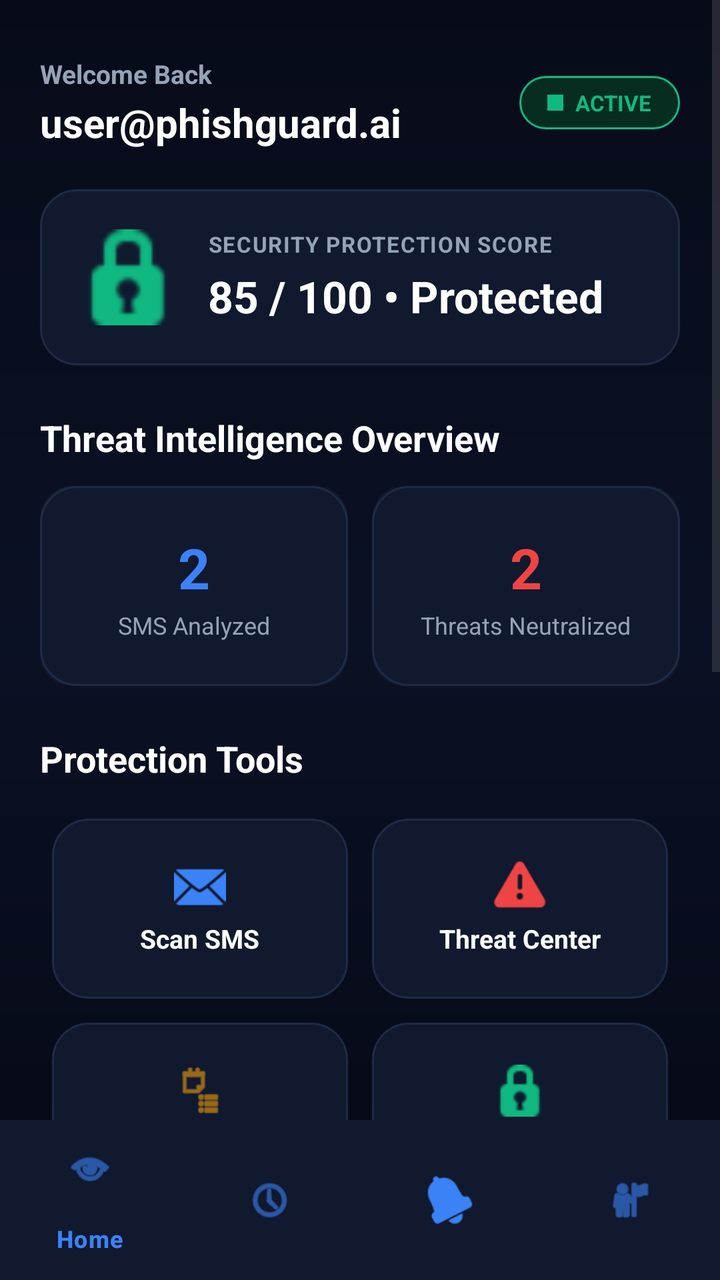
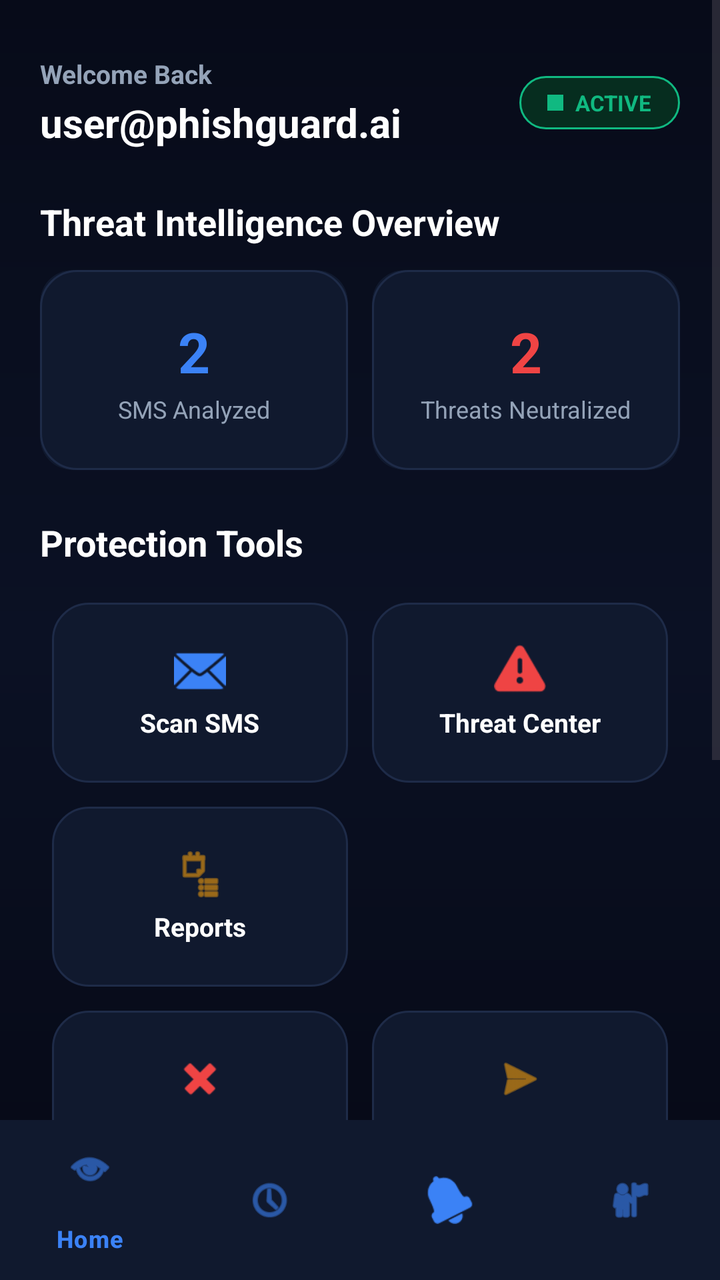

The first picture is an Android layout as it rendered before a commit; the second is the same layout after the commit. The layout source and the unified diff follow.
<!-- AndroidManifest.xml: application theme Theme.PhishGuard -->
<!-- res/layout/activity_dashboard.xml -->
<?xml version="1.0" encoding="utf-8"?>
<LinearLayout
    xmlns:android="http://schemas.android.com/apk/res/android"
    xmlns:app="http://schemas.android.com/apk/res-auto"
    android:layout_width="match_parent"
    android:layout_height="match_parent"
    android:orientation="vertical"
    android:background="@drawable/bg_dark_gradient">

    <ScrollView
        android:layout_width="match_parent"
        android:layout_height="0dp"
        android:layout_weight="1">

        <LinearLayout
            android:layout_width="match_parent"
            android:layout_height="wrap_content"
            android:orientation="vertical"
            android:padding="20dp">

            
            <LinearLayout
                android:layout_width="match_parent"
                android:layout_height="wrap_content"
                android:orientation="horizontal"
                android:gravity="center_vertical"
                android:layout_marginTop="8dp">

                <LinearLayout
                    android:layout_width="0dp"
                    android:layout_height="wrap_content"
                    android:layout_weight="1"
                    android:orientation="vertical">

                    <TextView
                        android:id="@+id/tvUserWelcome"
                        android:layout_width="wrap_content"
                        android:layout_height="wrap_content"
                        android:text="Welcome Back"
                        android:textColor="#94A3B8"
                        android:textSize="13sp"
                        android:textStyle="bold"/>

                    <TextView
                        android:id="@+id/tvUserEmail"
                        android:layout_width="wrap_content"
                        android:layout_height="wrap_content"
                        android:text="user@phishguard.ai"
                        android:textColor="#FFFFFF"
                        android:textSize="20sp"
                        android:textStyle="bold"
                        android:maxLines="1"
                        android:ellipsize="end"
                        android:layout_marginTop="2dp"/>

                </LinearLayout>

                <LinearLayout
                    android:layout_width="wrap_content"
                    android:layout_height="wrap_content"
                    android:orientation="horizontal"
                    android:background="@drawable/bg_badge_emerald"
                    android:paddingStart="14dp"
                    android:paddingEnd="14dp"
                    android:paddingTop="6dp"
                    android:paddingBottom="6dp"
                    android:gravity="center">

                    <View
                        android:layout_width="8dp"
                        android:layout_height="8dp"
                        android:background="#10B981"/>

                    <TextView
                        android:layout_width="wrap_content"
                        android:layout_height="wrap_content"
                        android:text="ACTIVE"
                        android:textColor="#10B981"
                        android:textSize="11sp"
                        android:textStyle="bold"
                        android:layout_marginStart="6dp"/>

                </LinearLayout>

            </LinearLayout>

            
            <LinearLayout
                android:id="@+id/cardSecurityScore"
                android:layout_width="match_parent"
                android:layout_height="wrap_content"
                android:orientation="vertical"
                android:background="@drawable/bg_card_dark"
                android:padding="20dp"
                android:layout_marginTop="20dp"
                android:clickable="true"
                android:focusable="true">

                <LinearLayout
                    android:layout_width="match_parent"
                    android:layout_height="wrap_content"
                    android:orientation="horizontal"
                    android:gravity="center_vertical">

                    <ImageView
                        android:layout_width="48dp"
                        android:layout_height="48dp"
                        android:src="@android:drawable/ic_secure"
                        app:tint="#10B981"
                        android:contentDescription="Shield Icon" />

                    <LinearLayout
                        android:layout_width="0dp"
                        android:layout_height="wrap_content"
                        android:layout_weight="1"
                        android:orientation="vertical"
                        android:layout_marginStart="16dp">

                        <TextView
                            android:layout_width="wrap_content"
                            android:layout_height="wrap_content"
                            android:text="SECURITY PROTECTION SCORE"
                            android:textColor="#94A3B8"
                            android:textSize="11sp"
                            android:textStyle="bold"
                            android:letterSpacing="0.05"/>

                        <TextView
                            android:id="@+id/tvScoreDisplayHeader"
                            android:layout_width="wrap_content"
                            android:layout_height="wrap_content"
                            android:text="85 / 100 • Protected"
                            android:textColor="#FFFFFF"
                            android:textSize="22sp"
                            android:textStyle="bold"
                            android:layout_marginTop="4dp"/>

                    </LinearLayout>

                </LinearLayout>

            </LinearLayout>

            
            <TextView
                android:layout_width="wrap_content"
                android:layout_height="wrap_content"
                android:text="Threat Intelligence Overview"
                android:textColor="#FFFFFF"
                android:textSize="18sp"
                android:textStyle="bold"
                android:layout_marginTop="24dp"/>

            <GridLayout
                android:layout_width="match_parent"
                android:layout_height="wrap_content"
                android:columnCount="2"
                android:layout_marginTop="12dp">

                <androidx.cardview.widget.CardView
                    android:layout_width="0dp"
                    android:layout_height="100dp"
                    android:layout_columnWeight="1"
                    android:layout_marginEnd="6dp"
                    app:cardBackgroundColor="#10192E"
                    app:cardCornerRadius="16dp"
                    app:cardElevation="0dp">

                    <LinearLayout
                        android:layout_width="match_parent"
                        android:layout_height="match_parent"
                        android:gravity="center"
                        android:orientation="vertical"
                        android:background="@drawable/bg_card_dark">

                        <TextView
                            android:id="@+id/tvScanned"
                            android:layout_width="wrap_content"
                            android:layout_height="wrap_content"
                            android:text="2"
                            android:textColor="#3B82F6"
                            android:textSize="28sp"
                            android:textStyle="bold"/>

                        <TextView
                            android:layout_width="wrap_content"
                            android:layout_height="wrap_content"
                            android:text="SMS Analyzed"
                            android:textColor="#94A3B8"
                            android:textSize="12sp"
                            android:layout_marginTop="2dp"/>

                    </LinearLayout>

                </androidx.cardview.widget.CardView>

                <androidx.cardview.widget.CardView
                    android:layout_width="0dp"
                    android:layout_height="100dp"
                    android:layout_columnWeight="1"
                    android:layout_marginStart="6dp"
                    app:cardBackgroundColor="#10192E"
                    app:cardCornerRadius="16dp"
                    app:cardElevation="0dp">

                    <LinearLayout
                        android:layout_width="match_parent"
                        android:layout_height="match_parent"
                        android:gravity="center"
                        android:orientation="vertical"
                        android:background="@drawable/bg_card_dark">

                        <TextView
                            android:id="@+id/tvBlocked"
                            android:layout_width="wrap_content"
                            android:layout_height="wrap_content"
                            android:text="2"
                            android:textColor="#EF4444"
                            android:textSize="28sp"
                            android:textStyle="bold"/>

                        <TextView
                            android:layout_width="wrap_content"
                            android:layout_height="wrap_content"
                            android:text="Threats Neutralized"
                            android:textColor="#94A3B8"
                            android:textSize="12sp"
                            android:layout_marginTop="2dp"/>

                    </LinearLayout>

                </androidx.cardview.widget.CardView>

            </GridLayout>

            
            <TextView
                android:layout_width="wrap_content"
                android:layout_height="wrap_content"
                android:text="Protection Tools"
                android:textColor="#FFFFFF"
                android:textSize="18sp"
                android:textStyle="bold"
                android:layout_marginTop="24dp"/>

            <GridLayout
                android:layout_width="match_parent"
                android:layout_height="wrap_content"
                android:columnCount="2"
                android:layout_marginTop="12dp">

                
                <LinearLayout
                    android:id="@+id/cardSms"
                    android:layout_width="0dp"
                    android:layout_height="90dp"
                    android:layout_columnWeight="1"
                    android:layout_margin="6dp"
                    android:gravity="center"
                    android:orientation="vertical"
                    android:background="@drawable/bg_card_dark"
                    android:padding="8dp">

                    <ImageView
                        android:layout_width="26dp"
                        android:layout_height="26dp"
                        android:src="@android:drawable/ic_dialog_email"
                        app:tint="#3B82F6"
                        android:contentDescription="Scan SMS Icon"/>

                    <TextView
                        android:layout_width="wrap_content"
                        android:layout_height="wrap_content"
                        android:text="Scan SMS"
                        android:textColor="#FFFFFF"
                        android:textSize="13sp"
                        android:textStyle="bold"
                        android:layout_marginTop="4dp"/>

                </LinearLayout>

                
                <LinearLayout
                    android:id="@+id/cardThreatCenter"
                    android:layout_width="0dp"
                    android:layout_height="90dp"
                    android:layout_columnWeight="1"
                    android:layout_margin="6dp"
                    android:gravity="center"
                    android:orientation="vertical"
                    android:background="@drawable/bg_card_dark"
                    android:padding="8dp">

                    <ImageView
                        android:layout_width="26dp"
                        android:layout_height="26dp"
                        android:src="@android:drawable/ic_dialog_alert"
                        app:tint="#EF4444"
                        android:contentDescription="Threat Center Icon"/>

                    <TextView
                        android:layout_width="wrap_content"
                        android:layout_height="wrap_content"
                        android:text="Threat Center"
                        android:textColor="#FFFFFF"
                        android:textSize="13sp"
                        android:textStyle="bold"
                        android:layout_marginTop="4dp"/>

                </LinearLayout>

                
                <LinearLayout
                    android:id="@+id/cardReports"
                    android:layout_width="0dp"
                    android:layout_height="90dp"
                    android:layout_columnWeight="1"
                    android:layout_margin="6dp"
                    android:gravity="center"
                    android:orientation="vertical"
                    android:background="@drawable/bg_card_dark"
                    android:padding="8dp">

                    <ImageView
                        android:layout_width="26dp"
                        android:layout_height="26dp"
                        android:src="@android:drawable/ic_menu_agenda"
                        app:tint="#F59E0B"
                        android:contentDescription="Reports Icon"/>

                    <TextView
                        android:layout_width="wrap_content"
                        android:layout_height="wrap_content"
                        android:text="Reports"
                        android:textColor="#FFFFFF"
                        android:textSize="13sp"
                        android:textStyle="bold"
                        android:layout_marginTop="4dp"/>

                </LinearLayout>

                
                <LinearLayout
                    android:id="@+id/cardSecurityCenter"
                    android:layout_width="0dp"
                    android:layout_height="90dp"
                    android:layout_columnWeight="1"
                    android:layout_margin="6dp"
                    android:gravity="center"
                    android:orientation="vertical"
                    android:background="@drawable/bg_card_dark"
                    android:padding="8dp">

                    <ImageView
                        android:layout_width="26dp"
                        android:layout_height="26dp"
                        android:src="@android:drawable/ic_secure"
                        app:tint="#10B981"
                        android:contentDescription="Security Center Icon"/>

                    <TextView
                        android:layout_width="wrap_content"
                        android:layout_height="wrap_content"
                        android:text="Security Center"
                        android:textColor="#FFFFFF"
                        android:textSize="13sp"
                        android:textStyle="bold"
                        android:layout_marginTop="4dp"/>

                </LinearLayout>

                
                <LinearLayout
                    android:id="@+id/cardBlockedSenders"
                    android:layout_width="0dp"
                    android:layout_height="90dp"
                    android:layout_columnWeight="1"
                    android:layout_margin="6dp"
                    android:gravity="center"
                    android:orientation="vertical"
                    android:background="@drawable/bg_card_dark"
                    android:padding="8dp">

                    <ImageView
                        android:layout_width="26dp"
                        android:layout_height="26dp"
                        android:src="@android:drawable/ic_delete"
                        app:tint="#EF4444"
                        android:contentDescription="Blocked List Icon"/>

                    <TextView
                        android:layout_width="wrap_content"
                        android:layout_height="wrap_content"
                        android:text="Blocked List"
                        android:textColor="#FFFFFF"
                        android:textSize="13sp"
                        android:textStyle="bold"
                        android:layout_marginTop="4dp"/>

                </LinearLayout>

                
                <LinearLayout
                    android:id="@+id/cardReportScam"
                    android:layout_width="0dp"
                    android:layout_height="90dp"
                    android:layout_columnWeight="1"
                    android:layout_margin="6dp"
                    android:gravity="center"
                    android:orientation="vertical"
                    android:background="@drawable/bg_card_dark"
                    android:padding="8dp">

                    <ImageView
                        android:layout_width="26dp"
                        android:layout_height="26dp"
                        android:src="@android:drawable/ic_menu_send"
                        app:tint="#F59E0B"
                        android:contentDescription="Report Scam Icon"/>

                    <TextView
                        android:layout_width="wrap_content"
                        android:layout_height="wrap_content"
                        android:text="Report Scam"
                        android:textColor="#FFFFFF"
                        android:textSize="13sp"
                        android:textStyle="bold"
                        android:layout_marginTop="4dp"/>

                </LinearLayout>

                
                <LinearLayout
                    android:id="@+id/cardRewards"
                    android:layout_width="0dp"
                    android:layout_height="90dp"
                    android:layout_columnWeight="1"
                    android:layout_margin="6dp"
                    android:gravity="center"
                    android:orientation="vertical"
                    android:background="@drawable/bg_card_dark"
                    android:padding="8dp">

                    <ImageView
                        android:layout_width="26dp"
                        android:layout_height="26dp"
                        android:src="@android:drawable/btn_star"
                        app:tint="#F59E0B"
                        android:contentDescription="Rewards Icon"/>

                    <TextView
                        android:layout_width="wrap_content"
                        android:layout_height="wrap_content"
                        android:text="Rewards"
                        android:textColor="#FFFFFF"
                        android:textSize="13sp"
                        android:textStyle="bold"
                        android:layout_marginTop="4dp"/>

                </LinearLayout>

                
                <LinearLayout
                    android:id="@+id/cardSettings"
                    android:layout_width="0dp"
                    android:layout_height="90dp"
                    android:layout_columnWeight="1"
                    android:layout_margin="6dp"
                    android:gravity="center"
                    android:orientation="vertical"
                    android:background="@drawable/bg_card_dark"
                    android:padding="8dp">

                    <ImageView
                        android:layout_width="26dp"
                        android:layout_height="26dp"
                        android:src="@android:drawable/ic_menu_preferences"
                        app:tint="#94A3B8"
                        android:contentDescription="Settings Icon"/>

                    <TextView
                        android:layout_width="wrap_content"
                        android:layout_height="wrap_content"
                        android:text="Settings"
                        android:textColor="#FFFFFF"
                        android:textSize="13sp"
                        android:textStyle="bold"
                        android:layout_marginTop="4dp"/>

                </LinearLayout>

            </GridLayout>

            
            <LinearLayout
                android:id="@+id/cardHelp"
                android:layout_width="match_parent"
                android:layout_height="70dp"
                android:orientation="horizontal"
                android:gravity="center_vertical"
                android:background="@drawable/bg_card_dark"
                android:padding="16dp"
                android:layout_marginTop="12dp"
                android:layout_marginBottom="20dp"
                android:clickable="true"
                android:focusable="true">

                <ImageView
                    android:layout_width="28dp"
                    android:layout_height="28dp"
                    android:src="@android:drawable/ic_menu_help"
                    app:tint="#38BDF8"
                    android:contentDescription="Help Icon"/>

                <LinearLayout
                    android:layout_width="0dp"
                    android:layout_height="wrap_content"
                    android:layout_weight="1"
                    android:orientation="vertical"
                    android:layout_marginStart="14dp">

                    <TextView
                        android:layout_width="wrap_content"
                        android:layout_height="wrap_content"
                        android:text="Need Help or Support?"
                        android:textColor="#FFFFFF"
                        android:textSize="14sp"
                        android:textStyle="bold"/>

                    <TextView
                        android:layout_width="wrap_content"
                        android:layout_height="wrap_content"
                        android:text="Interactive AI Support Assistant &amp; FAQs"
                        android:textColor="#94A3B8"
                        android:textSize="12sp"/>

                </LinearLayout>

                <TextView
                    android:layout_width="wrap_content"
                    android:layout_height="wrap_content"
                    android:text="›"
                    android:textColor="#38BDF8"
                    android:textSize="22sp"
                    android:textStyle="bold"/>

            </LinearLayout>

        </LinearLayout>

    </ScrollView>

    
    <com.google.android.material.bottomnavigation.BottomNavigationView
        android:id="@+id/bottomNavigation"
        android:layout_width="match_parent"
        android:layout_height="wrap_content"
        android:background="#10192E"
        app:itemIconTint="#3B82F6"
        app:itemTextColor="#3B82F6"
        app:menu="@menu/bottom_menu"/>

</LinearLayout>
<!-- resources referenced by this layout -->
<resources>
  <!-- drawable bg_badge_emerald (drawable) -->
  <?xml version="1.0" encoding="utf-8"?>
  <shape xmlns:android="http://schemas.android.com/apk/res/android"
      android:shape="rectangle">
      <solid android:color="#062D1F" />
      <corners android:radius="20dp" />
      <stroke
          android:width="1dp"
          android:color="#10B981" />
  </shape>
  <!-- drawable bg_card_dark (drawable) -->
  <?xml version="1.0" encoding="utf-8"?>
  <shape xmlns:android="http://schemas.android.com/apk/res/android"
      android:shape="rectangle">
      <solid android:color="#10192E" />
      <corners android:radius="18dp" />
      <stroke
          android:width="1dp"
          android:color="#1E2B48" />
  </shape>
  <!-- drawable bg_dark_gradient (drawable) -->
  <?xml version="1.0" encoding="utf-8"?>
  <shape xmlns:android="http://schemas.android.com/apk/res/android"
      android:shape="rectangle">
      <gradient
          android:angle="270"
          android:startColor="#070B19"
          android:centerColor="#0B1124"
          android:endColor="#050814" />
  </shape>
  <style name="Theme.PhishGuard" parent="Base.Theme.PhishGuard" />
  <style name="Base.Theme.PhishGuard" parent="Theme.Material3.DayNight.NoActionBar">
          
          
      </style>
</resources>

<!-- the commit's change to res/layout/activity_dashboard.xml (unified diff, before → after) -->
@@ -93,6 +93,7 @@
                 android:background="@drawable/bg_card_dark"
                 android:padding="20dp"
                 android:layout_marginTop="20dp"
+                android:visibility="gone"
                 android:clickable="true"
                 android:focusable="true">
 
@@ -349,7 +350,8 @@
                     android:gravity="center"
                     android:orientation="vertical"
                     android:background="@drawable/bg_card_dark"
-                    android:padding="8dp">
+                    android:padding="8dp"
+                    android:visibility="gone">
 
                     <ImageView
                         android:layout_width="26dp"
